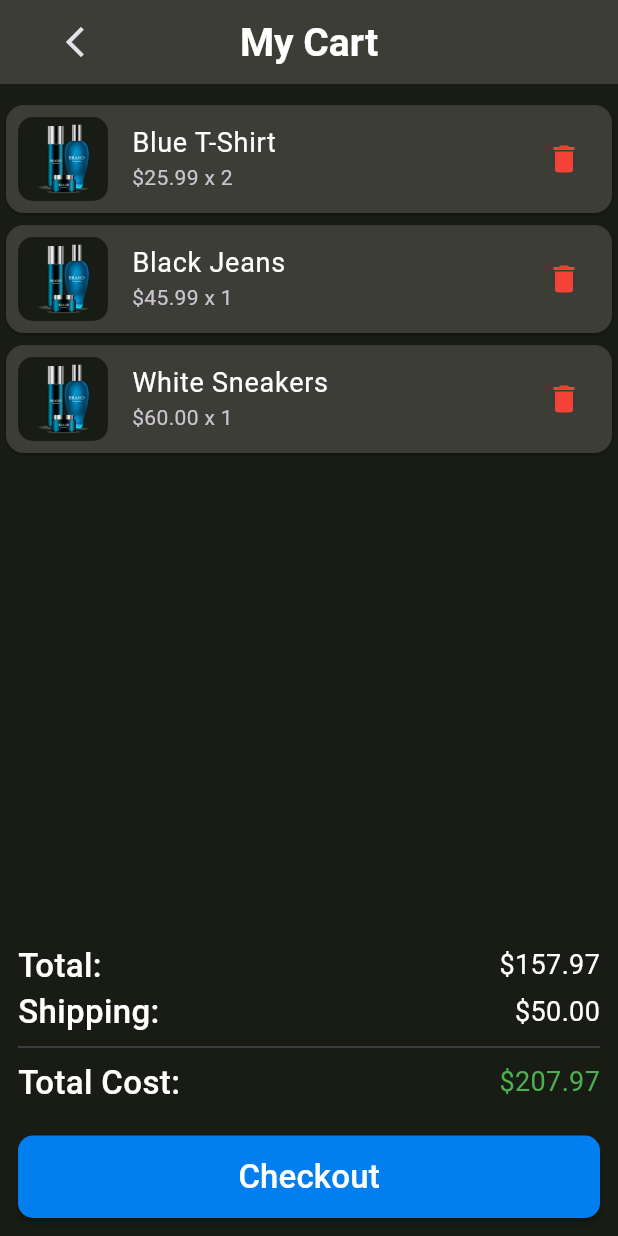
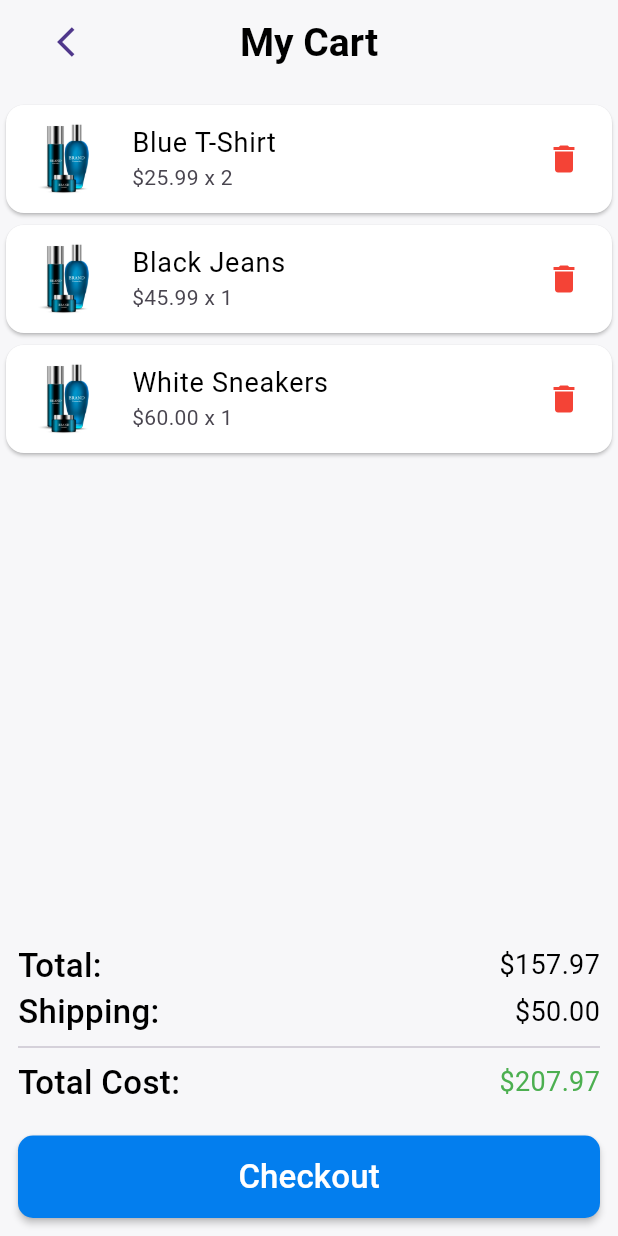
Before and after one commit to AbdelazizMohamed-GitHub/shop_sphere, a Flutter app: the screen it shows after launch, scrolled down 576 dp, after a tap on the "shopping cart" icon, on a phone screen of 412 x 824 dp. Run offline on Flutter 3.47's test engine with Material 3 defaults, Android fonts, the phone set to English and light mode, and no system bars; our stand-ins replace carousel_slider, dartz, firebase_auth, firebase_core, flutter_bloc, geocoding and 5 more; missing offline and left inert: flutter_paypal_payment; accounts and stored records are empty.

```diff
--- a/lib/core/app_cubit/app_cubit.dart
+++ b/lib/core/app_cubit/app_cubit.dart
@@ -1,4 +1,3 @@
-import 'package:flutter/material.dart';
 import 'package:flutter_bloc/flutter_bloc.dart';
 import 'package:shop_sphere/core/app_cubit/app_state.dart';
 import 'package:shop_sphere/core/utils/app_theme.dart';
--- a/lib/core/app_cubit/app_state.dart
+++ b/lib/core/app_cubit/app_state.dart
@@ -1,4 +1,3 @@
-import 'package:flutter/material.dart';
 
 sealed class AppState {}
 
--- a/lib/core/widget/custom_text_form.dart
+++ b/lib/core/widget/custom_text_form.dart
@@ -46,4 +46,4 @@ class CustomTextForm extends StatelessWidget {
 
 var border = OutlineInputBorder(
     borderRadius: BorderRadius.circular(10),
-    borderSide: BorderSide(color: Colors.grey));
+    borderSide:const BorderSide(color: Colors.grey));
--- a/lib/features/explor/presention/view/screen/explore_screen.dart
+++ b/lib/features/explor/presention/view/screen/explore_screen.dart
@@ -1,6 +1,5 @@
 import 'package:flutter/material.dart';
 import 'package:flutter_bloc/flutter_bloc.dart';
-import 'package:shop_sphere/core/utils/app_color.dart';
 import 'package:shop_sphere/core/utils/app_styles.dart';
 import 'package:shop_sphere/core/utils/app_theme.dart';
 import 'package:shop_sphere/core/widget/warning.dart';
@@ -60,7 +59,7 @@ class ExploreScreen extends StatelessWidget {
                       children: [
                         const CustomExploreScreenSearch(),
                         Padding(
-                          padding: EdgeInsets.all(12),
+                          padding:const EdgeInsets.all(12),
                           child: Row(
                             children: [
                               Text(
--- a/lib/features/explor/presention/view/widget/custom_details_buttom.dart
+++ b/lib/features/explor/presention/view/widget/custom_details_buttom.dart
@@ -63,7 +63,7 @@ class _CustomDetailsButtomState extends State<CustomDetailsButtom> {
             child: GestureDetector(
               onTap: () {
                 Navigator.push(context, MaterialPageRoute(builder: (context) {
-                  return CartScreen();
+                  return const CartScreen();
                 }));
               },
               child: Container(
--- a/lib/features/main/presention/view/screen/notifications_screen.dart
+++ b/lib/features/main/presention/view/screen/notifications_screen.dart
@@ -1,9 +1,6 @@
 import 'package:flutter/material.dart';
 import 'package:flutter_bloc/flutter_bloc.dart';
-import 'package:shop_sphere/core/utils/app_color.dart';
-import 'package:shop_sphere/core/utils/app_images.dart';
 import 'package:shop_sphere/core/test_data/test_list.dart';
-import 'package:shop_sphere/core/utils/app_theme.dart';
 import 'package:shop_sphere/core/widget/custom_circle_button.dart';
 import 'package:shop_sphere/features/main/presention/view/controller/main_cubit/main_cubit.dart';
 import 'package:shop_sphere/features/main/presention/view/widget/custom_notification_item.dart';
--- a/lib/features/profile/presention/view/screen/address_screen.dart
+++ b/lib/features/profile/presention/view/screen/address_screen.dart
@@ -35,7 +35,7 @@ class AddressScreen extends StatelessWidget {
       ),
       body: Container(
         margin: const EdgeInsets.all(16),
-        padding: EdgeInsets.all(20),
+        padding:const EdgeInsets.all(20),
         decoration: BoxDecoration(
           color: AppTheme.isLightTheme(context)
               ? Colors.white
--- a/lib/features/profile/presention/view/screen/checkout_screen.dart
+++ b/lib/features/profile/presention/view/screen/checkout_screen.dart
@@ -29,7 +29,7 @@ class CheckoutScreen extends StatelessWidget {
               ? const CustomBackButton()
               : IconButton(
                   onPressed: () => Navigator.pop(context),
-                  icon: Icon(
+                  icon:const Icon(
                     Icons.arrow_back_ios_new,
                     size: 25,
                   )),
--- a/lib/features/profile/presention/view/screen/order_details_screen.dart
+++ b/lib/features/profile/presention/view/screen/order_details_screen.dart
@@ -39,7 +39,7 @@ class OrderDetailsScreen extends StatelessWidget {
               '${TestList.order["items"].length} Items',
               style: AppStyles.text18Regular,
             ),
-            SizedBox(
+            const SizedBox(
               height: 5,
             ),
             Expanded(
--- a/lib/features/profile/presention/view/screen/profile_screen.dart
+++ b/lib/features/profile/presention/view/screen/profile_screen.dart
@@ -31,7 +31,7 @@ class ProfileScreen extends StatelessWidget {
             },
             icon: const Icon(
               Icons.arrow_back_ios_new,
-              size: 30,
+              size: 30,color: Colors.white,
             )),
         title: const Text(
           'Profile',
--- a/lib/features/profile/presention/view/widget/custom_cart_item_list.dart
+++ b/lib/features/profile/presention/view/widget/custom_cart_item_list.dart
@@ -9,7 +9,7 @@ class CustomCartItemList extends StatelessWidget {
   @override
   Widget build(BuildContext context) {
     return ListView.builder(
-      padding: EdgeInsets.only(top: 10),
+      padding:const EdgeInsets.only(top: 10),
       itemCount: TestList.cartItems.length,
       itemBuilder: (context, index) {
         final item = TestList.cartItems[index];
--- a/lib/features/profile/presention/view/widget/custom_checkout_button.dart
+++ b/lib/features/profile/presention/view/widget/custom_checkout_button.dart
@@ -66,7 +66,7 @@ class CustomCheckoutButton extends StatelessWidget {
                     ],
                     note: "Contact us for any questions on your order.",
                     onSuccess: (Map params) async {
-                      print("onSuccess: $params");
+
                       Navigator.push(
                         context,
                         MaterialPageRoute(
--- a/lib/features/profile/presention/view/widget/custom_checkout_listile.dart
+++ b/lib/features/profile/presention/view/widget/custom_checkout_listile.dart
@@ -16,7 +16,7 @@ class CustomCheckoutListile extends StatelessWidget {
   @override
   Widget build(BuildContext context) {
     return AnimatedContainer(
-      margin: EdgeInsets.only(bottom: 10),
+      margin: const EdgeInsets.only(bottom: 10),
       duration: const Duration(milliseconds: 500),
       curve: Curves.easeInOut,
       padding: const EdgeInsets.symmetric(horizontal: 8),
--- a/lib/features/profile/presention/view/widget/custom_checkout_payment.dart
+++ b/lib/features/profile/presention/view/widget/custom_checkout_payment.dart
@@ -1,7 +1,5 @@
-// ignore_for_file: public_member_api_docs, sort_constructors_first
 import 'package:flutter/material.dart';
 import 'package:flutter_bloc/flutter_bloc.dart';
-import 'package:shop_sphere/core/utils/app_images.dart';
 
 import 'package:shop_sphere/core/utils/screens_list.dart';
 import 'package:shop_sphere/features/profile/presention/controller/checkout/check_out_cubit.dart';
--- a/lib/main.dart
+++ b/lib/main.dart
@@ -1,17 +1,11 @@
 import 'package:firebase_core/firebase_core.dart';
-import 'package:flutter/cupertino.dart';
 import 'package:flutter/material.dart';
 import 'package:flutter_bloc/flutter_bloc.dart';
 import 'package:shop_sphere/core/app_cubit/app_cubit.dart';
 import 'package:shop_sphere/core/app_cubit/app_state.dart';
-import 'package:shop_sphere/core/utils/app_color.dart';
-import 'package:shop_sphere/core/utils/app_styles.dart';
+
 import 'package:shop_sphere/core/utils/app_theme.dart';
 import 'package:shop_sphere/features/main/presention/view/screen/main_screen.dart';
-import 'package:shop_sphere/features/onboarding/presention/view/screen/get_started_screen.dart';
-import 'package:shop_sphere/features/profile/presention/view/screen/checkout_screen.dart';
-import 'package:shop_sphere/features/profile/presention/view/screen/order_done_screen.dart';
-import 'package:shop_sphere/features/profile/presention/view/screen/profile_screen.dart';
 
 import 'package:shop_sphere/firebase_options.dart';
 
@@ -35,9 +29,12 @@ class ShopSphere extends StatelessWidget {
           return MaterialApp(
             debugShowCheckedModeBanner: false,
             title: 'ShopSphere',
-            theme: state is AppChangeThemeDark
-                ? AppTheme.darkTheme
-                : state is AppChangeThemeLight?AppTheme.lightTheme:AppTheme.darkTheme,
+            themeMode: ThemeMode.system,
+            theme: state is AppInitial
+                ? AppTheme.lightTheme
+                : state is AppChangeThemeLight
+                    ? AppTheme.lightTheme
+                    : AppTheme.darkTheme,
             home: const MainScreen(),
           );
         },
```
Also changed, not shown: lib/features/profile/presention/view/screen/order_done_screen.dart (+4 -5 lines), 4 other files.
